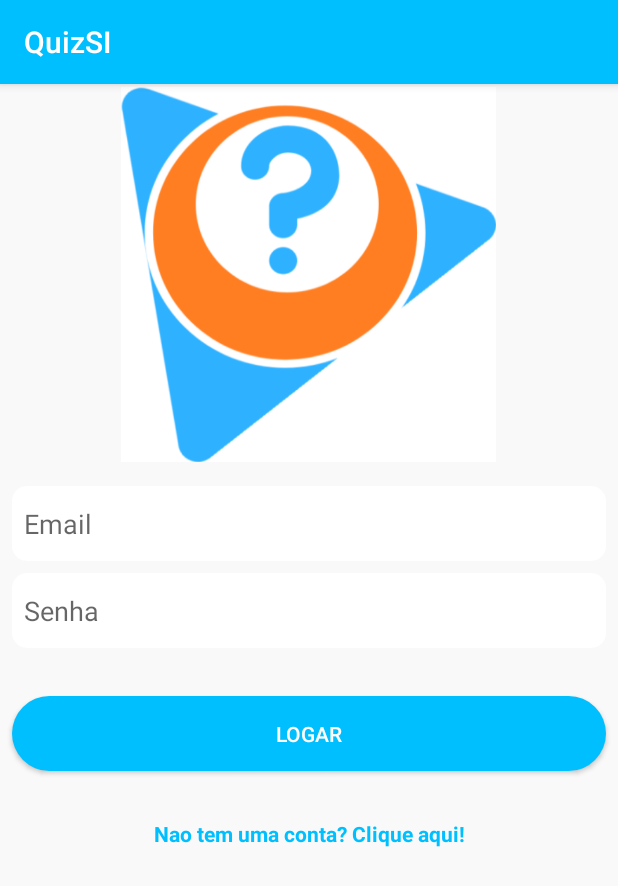
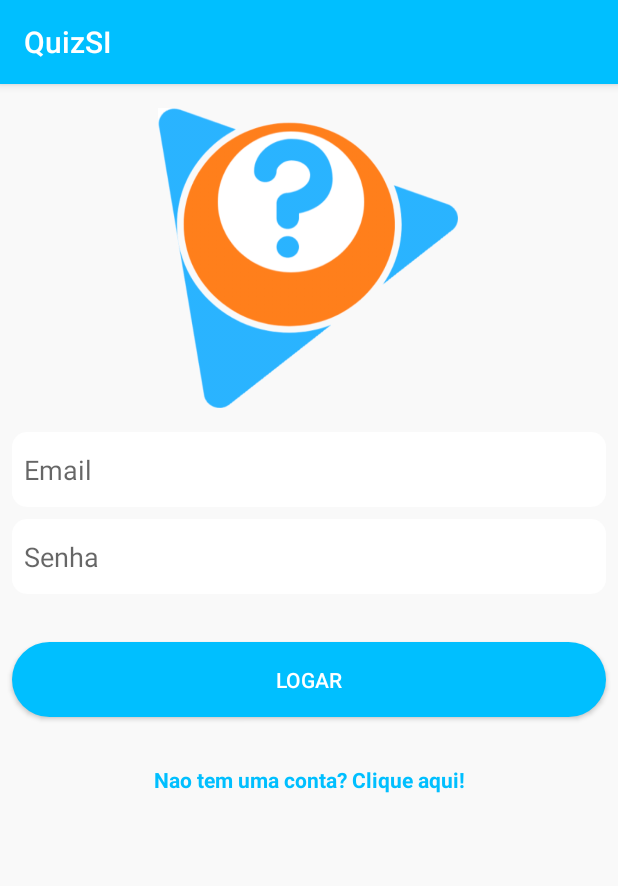
Before and after one commit to viniciussk888/Quiz, an Android app: the screen it shows after launch (MainActivity), on a phone screen of 412 x 824 dp. Shown: the top 886 px of the screen. Run offline under Robolectric (Android 15) with nearby library versions, the phone set to English and light mode, and no system bars; our stand-ins replace Firebase (no records; nobody signed in at launch, a user with empty details on screens opened directly), Picasso, Room's generated code.

Commit message:
Pronto para entrega, Falta icon

```diff
--- a/app/src/main/java/com/example/whychat/ComoFuncionaActivity.java
+++ b/app/src/main/java/com/example/whychat/ComoFuncionaActivity.java
@@ -1,6 +1,7 @@
 package com.example.whychat;
 
 import android.content.Intent;
+import android.content.pm.ActivityInfo;
 import android.support.v7.app.AppCompatActivity;
 import android.os.Bundle;
 import android.view.View;
@@ -14,6 +15,7 @@ public class ComoFuncionaActivity extends AppCompatActivity {
     protected void onCreate(Bundle savedInstanceState) {
         super.onCreate(savedInstanceState);
         setContentView(R.layout.activity_como_funciona);
+        this.setRequestedOrientation(ActivityInfo.SCREEN_ORIENTATION_PORTRAIT);
 
         mJogar = findViewById(R.id.JogarComoJoga);
 
--- a/app/src/main/java/com/example/whychat/EscolherPeriodo.java
+++ b/app/src/main/java/com/example/whychat/EscolherPeriodo.java
@@ -1,6 +1,7 @@
 package com.example.whychat;
 
 import android.content.Intent;
+import android.content.pm.ActivityInfo;
 import android.support.v7.app.AppCompatActivity;
 import android.os.Bundle;
 import android.view.View;
@@ -19,6 +20,7 @@ public class EscolherPeriodo extends AppCompatActivity {
     protected void onCreate(Bundle savedInstanceState) {
         super.onCreate(savedInstanceState);
         setContentView(R.layout.activity_escolher_periodo);
+        this.setRequestedOrientation(ActivityInfo.SCREEN_ORIENTATION_PORTRAIT);
 
         mBtnPeriodo1 = findViewById(R.id.btnPeriodo1);
         mBtnPeriodo2 = findViewById(R.id.btnPeriodo2);
--- a/app/src/main/java/com/example/whychat/MensagensActivity.java
+++ b/app/src/main/java/com/example/whychat/MensagensActivity.java
@@ -3,6 +3,7 @@ package com.example.whychat;
 import android.arch.persistence.room.Room;
 import android.content.DialogInterface;
 import android.content.Intent;
+import android.content.pm.ActivityInfo;
 import android.support.annotation.NonNull;
 import android.support.v7.app.AlertDialog;
 import android.support.v7.app.AppCompatActivity;
@@ -54,6 +55,7 @@ public class MensagensActivity extends AppCompatActivity {
     protected void onCreate(Bundle savedInstanceState) {
         super.onCreate(savedInstanceState);
         setContentView(R.layout.activity_mensagens);
+        this.setRequestedOrientation(ActivityInfo.SCREEN_ORIENTATION_PORTRAIT);
 
         verificarAutenticacao();
         inserirUser();
--- a/app/src/main/java/com/example/whychat/QuizzActivity.java
+++ b/app/src/main/java/com/example/whychat/QuizzActivity.java
@@ -1,6 +1,7 @@
 package com.example.whychat;
 
 import android.content.Intent;
+import android.content.pm.ActivityInfo;
 import android.os.CountDownTimer;
 import android.support.v7.app.AppCompatActivity;
 import android.os.Bundle;
@@ -44,6 +45,7 @@ public class QuizzActivity extends AppCompatActivity {
     protected void onCreate(Bundle savedInstanceState) {
         super.onCreate(savedInstanceState);
         setContentView(R.layout.activity_quizz);
+        this.setRequestedOrientation(ActivityInfo.SCREEN_ORIENTATION_PORTRAIT);
         mtxtPontos = findViewById(R.id.txtPontos);
         mEnunciado = findViewById(R.id.txtEnunciado);
         mMsgResposta = findViewById(R.id.msgAcerto);
--- a/app/src/main/res/layout/activity_fim_quizz.xml
+++ b/app/src/main/res/layout/activity_fim_quizz.xml
@@ -79,7 +79,7 @@
                 android:layout_marginTop="32dp"
                 android:layout_marginEnd="8dp"
                 android:layout_marginRight="8dp"
-                android:text="Jogar Novamente"
+                android:text="  Jogar Novamente  "
                 android:textStyle="bold"
                 android:textColor="@color/purpuraLara"
                 android:background="@drawable/bg_botao_periodos"
--- a/app/src/main/res/layout/activity_main.xml
+++ b/app/src/main/res/layout/activity_main.xml
@@ -67,11 +67,11 @@
 
     <ImageView
         android:id="@+id/logo"
-        android:layout_width="250dp"
-        android:layout_height="250dp"
+        android:layout_width="200dp"
+        android:layout_height="200dp"
         android:layout_marginStart="8dp"
         android:layout_marginLeft="8dp"
-        android:layout_marginTop="2dp"
+        android:layout_marginTop="16dp"
         android:layout_marginEnd="8dp"
         android:layout_marginRight="8dp"
         android:src="@drawable/logo"
```
Also changed, not shown: app/src/main/res/drawable/logo.png.
